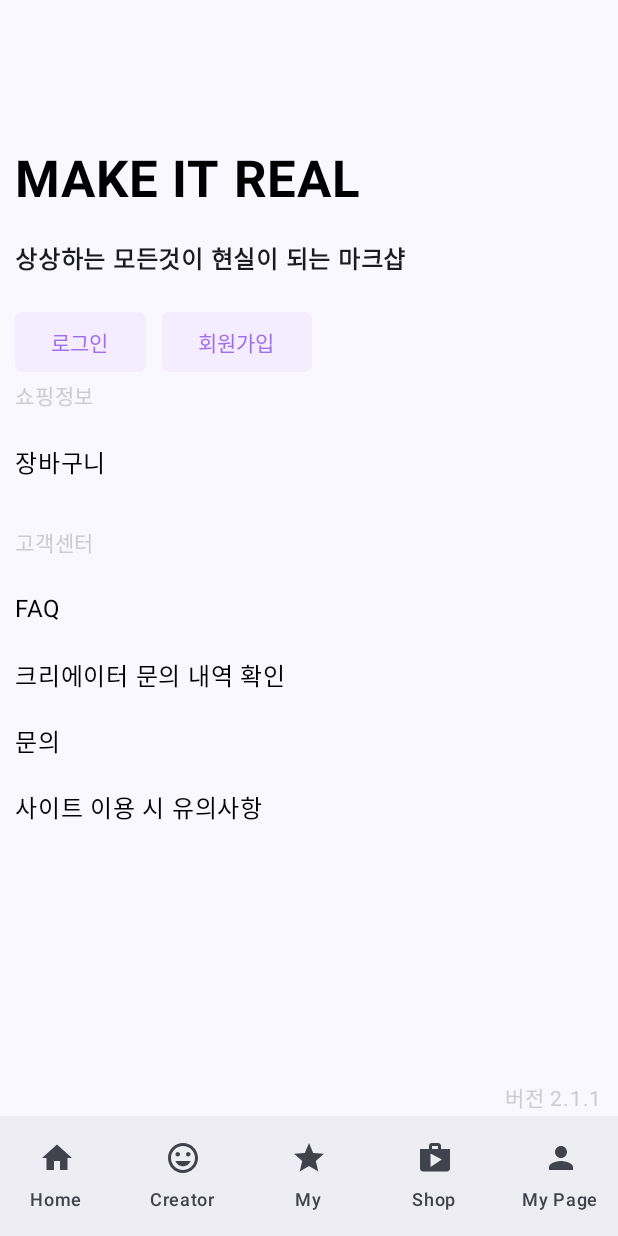
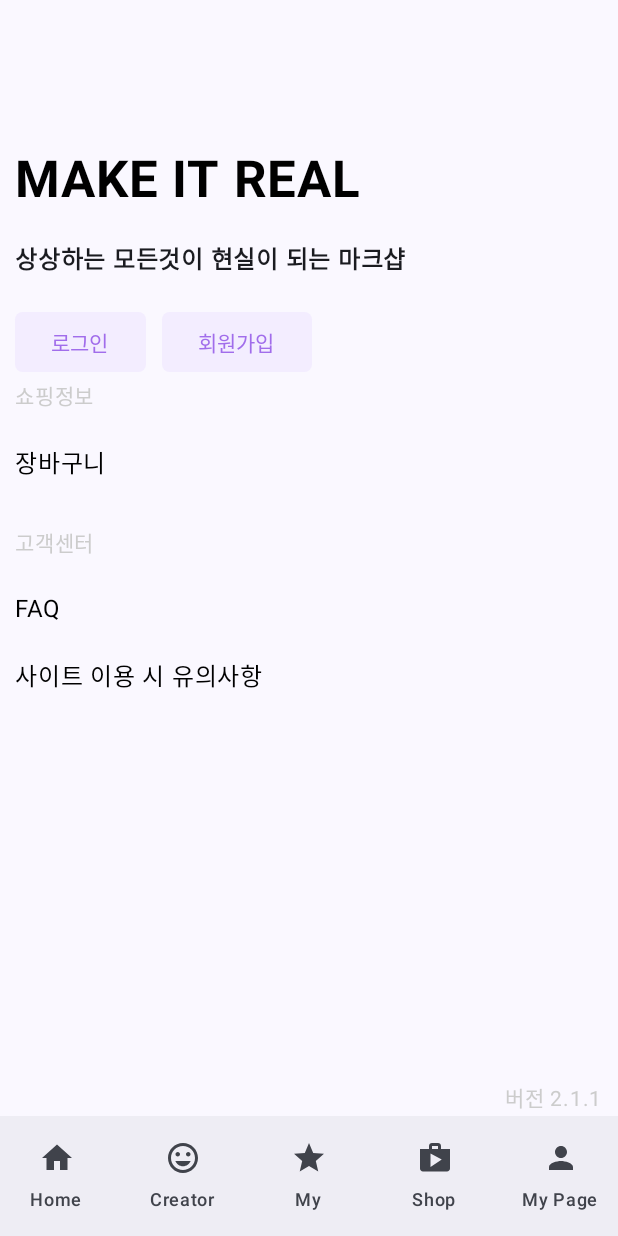
Before and after one commit to AOS3/FinalProject-ShoppingMallService-3-team, an Android app built with Jetpack Compose: the screen it shows after launch (MainActivity), on a phone screen of 412 x 824 dp. Run offline under Robolectric (Android 15) with nearby library versions, the light colour scheme and no system bars; our stand-ins replace Dagger/Hilt's generated code.

Commit message:
로그아웃시 문의 관련 내용 삭제

```diff
--- a/app/src/main/java/com/lion/finalprojectshoppingmallservice3team/customer/ui/screen/LogoutMyPageScreen.kt
+++ b/app/src/main/java/com/lion/finalprojectshoppingmallservice3team/customer/ui/screen/LogoutMyPageScreen.kt
@@ -155,30 +155,6 @@ fun LogoutMyPageScreen(logoutMyPageViewModel: LogoutMyPageViewModel = hiltViewMo
             )
 
             Text(
-                text = "크리에이터 문의 내역 확인",
-                modifier = Modifier
-                    .fillMaxWidth()
-                    .padding(bottom = 20.dp)
-                    .clickable {
-
-                    },
-                fontSize = 16.sp,
-                color = Color.Black
-            )
-
-            Text(
-                text = "문의",
-                modifier = Modifier
-                    .fillMaxWidth()
-                    .padding(bottom = 20.dp)
-                    .clickable {
-
-                    },
-                fontSize = 16.sp,
-                color = Color.Black
-            )
-
-            Text(
                 text = "사이트 이용 시 유의사항",
                 modifier = Modifier
                     .fillMaxWidth()
```
